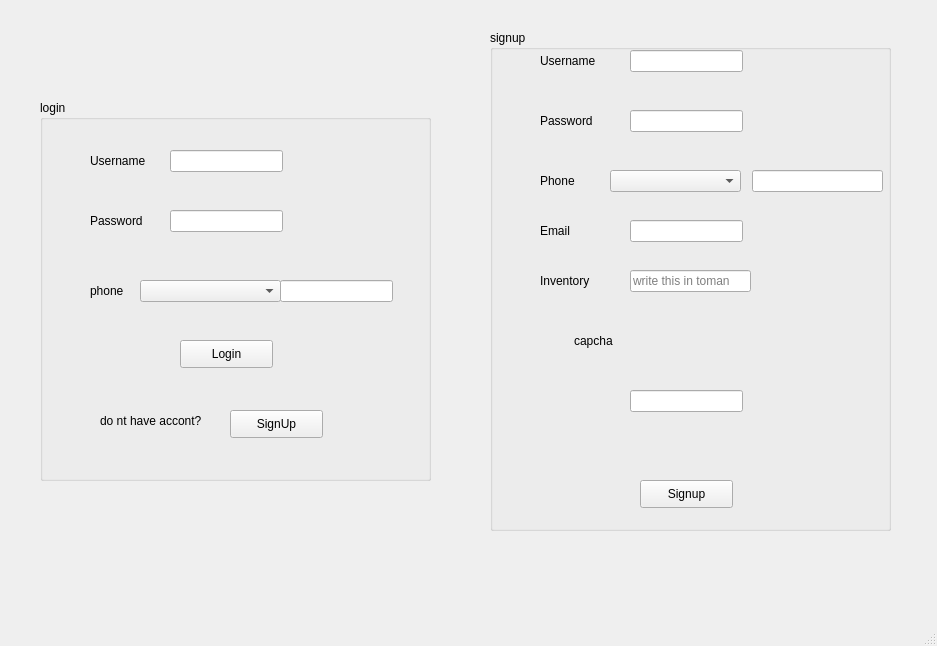
Parsazahedian/Farm_fum_1402, file login_or_signup_page.ui: the form before one commit.
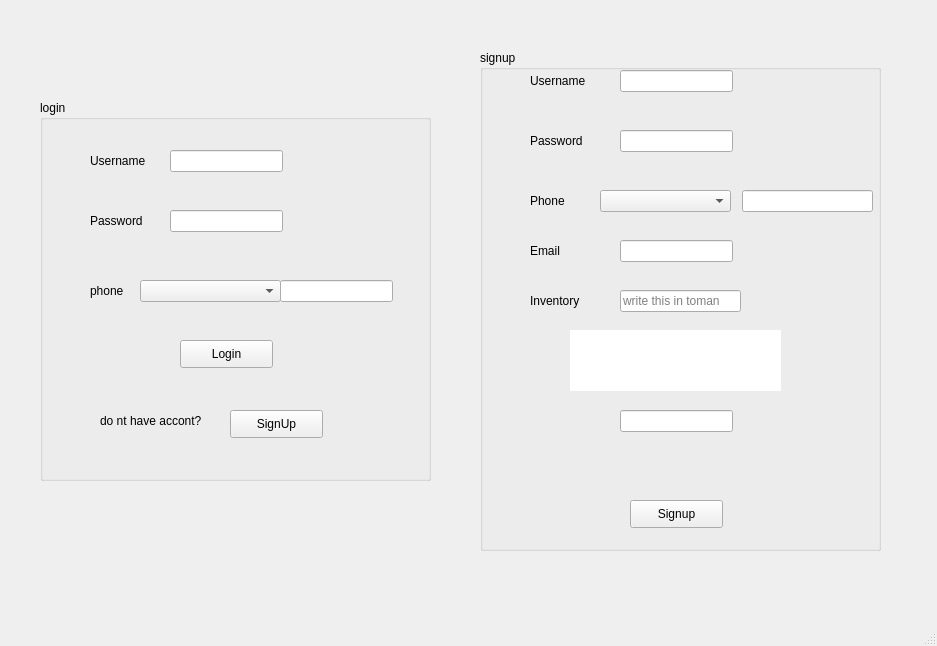
The form after the commit.

Commit message: Define_validate_function_of_captcha

The edit to the form file:
```diff
--- a/login_or_signup_page.ui
+++ b/login_or_signup_page.ui
@@ -187,8 +187,8 @@
    <widget class="QGroupBox" name="groupBox_2">
     <property name="geometry">
      <rect>
-      <x>490</x>
-      <y>30</y>
+      <x>480</x>
+      <y>50</y>
       <width>401</width>
       <height>501</height>
      </rect>
@@ -255,14 +255,26 @@
     <widget class="QLabel" name="label_4">
      <property name="geometry">
       <rect>
-       <x>84</x>
+       <x>90</x>
        <y>280</y>
        <width>211</width>
        <height>61</height>
       </rect>
      </property>
+     <property name="font">
+      <font>
+       <family>MS Serif</family>
+       <pointsize>26</pointsize>
+       <weight>75</weight>
+       <italic>false</italic>
+       <bold>true</bold>
+      </font>
+     </property>
+     <property name="styleSheet">
+      <string notr="true">background-color: rgb(255, 255, 255);</string>
+     </property>
      <property name="text">
-      <string>capcha</string>
+      <string/>
      </property>
     </widget>
     <widget class="QLineEdit" name="lineEdit_8">
```
The commit also changes 2 other files.
